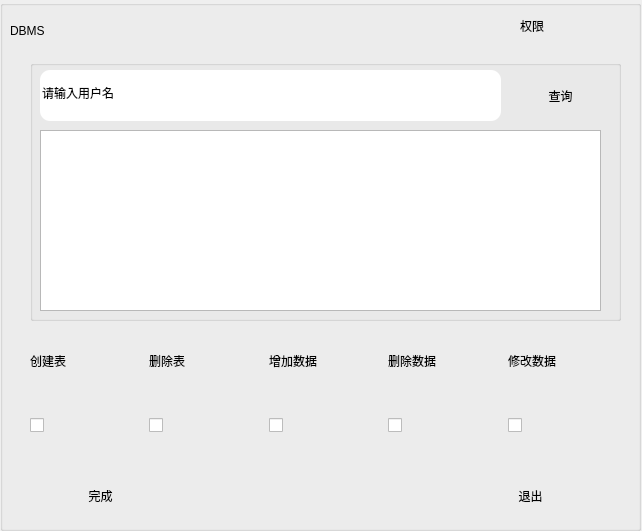
Qt form privilegemanager.ui (jy-080610/DBMS) before a commit.
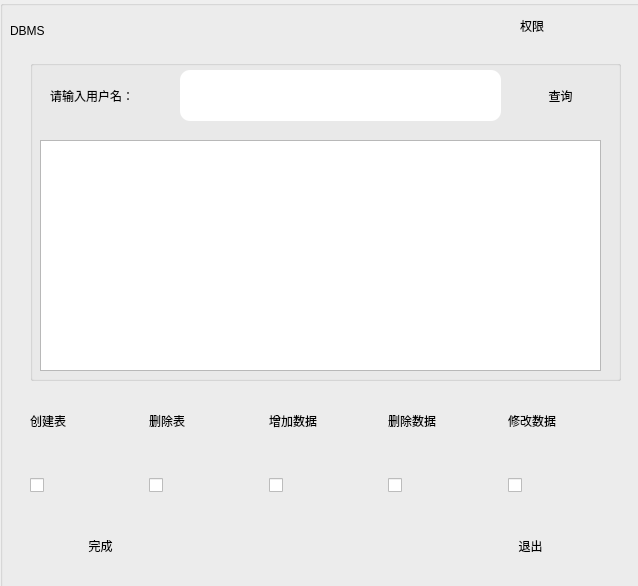
The same form after that commit. Icons and pictures are not drawn.

What changed in the file:
```diff
--- a/privilegemanager.ui
+++ b/privilegemanager.ui
@@ -6,8 +6,8 @@
    <rect>
     <x>0</x>
     <y>0</y>
-    <width>642</width>
-    <height>531</height>
+    <width>638</width>
+    <height>586</height>
    </rect>
   </property>
   <property name="windowTitle">
@@ -36,7 +36,7 @@
      <x>0</x>
      <y>0</y>
      <width>641</width>
-     <height>531</height>
+     <height>591</height>
     </rect>
    </property>
    <property name="title">
@@ -77,7 +77,7 @@
       <x>30</x>
       <y>60</y>
       <width>591</width>
-      <height>261</height>
+      <height>321</height>
      </rect>
     </property>
     <property name="title">
@@ -86,9 +86,9 @@
     <widget class="QLineEdit" name="user">
      <property name="geometry">
       <rect>
-       <x>10</x>
+       <x>150</x>
        <y>10</y>
-       <width>461</width>
+       <width>321</width>
        <height>51</height>
       </rect>
      </property>
@@ -103,16 +103,16 @@
     }</string>
      </property>
      <property name="text">
-      <string>请输入用户名</string>
+      <string/>
      </property>
     </widget>
     <widget class="QTextBrowser" name="textBrowser">
      <property name="geometry">
       <rect>
        <x>10</x>
-       <y>70</y>
+       <y>80</y>
        <width>561</width>
-       <height>181</height>
+       <height>231</height>
       </rect>
      </property>
     </widget>
@@ -139,12 +139,35 @@
       <string>查询</string>
      </property>
     </widget>
+    <widget class="QLabel" name="label_9">
+     <property name="geometry">
+      <rect>
+       <x>20</x>
+       <y>10</y>
+       <width>121</width>
+       <height>51</height>
+      </rect>
+     </property>
+     <property name="styleSheet">
+      <string notr="true">QLabel {
+  
+	background-image: url(:/picture/b5.jpg);
+ border-color: rgb(93, 171, 255);
+    border-radius: 10px;
+    border-style: outset;
+  
+    }</string>
+     </property>
+     <property name="text">
+      <string>请输入用户名：</string>
+     </property>
+    </widget>
    </widget>
    <widget class="QWidget" name="widget" native="true">
     <property name="geometry">
      <rect>
       <x>30</x>
-      <y>330</y>
+      <y>390</y>
       <width>591</width>
       <height>61</height>
      </rect>
@@ -241,7 +264,7 @@
     <property name="geometry">
      <rect>
       <x>30</x>
-      <y>400</y>
+      <y>460</y>
       <width>591</width>
       <height>51</height>
      </rect>
@@ -338,7 +361,7 @@
     <property name="geometry">
      <rect>
       <x>30</x>
-      <y>470</y>
+      <y>520</y>
       <width>141</width>
       <height>51</height>
      </rect>
@@ -361,7 +384,7 @@
     <property name="geometry">
      <rect>
       <x>460</x>
-      <y>470</y>
+      <y>520</y>
       <width>141</width>
       <height>51</height>
      </rect>
```
